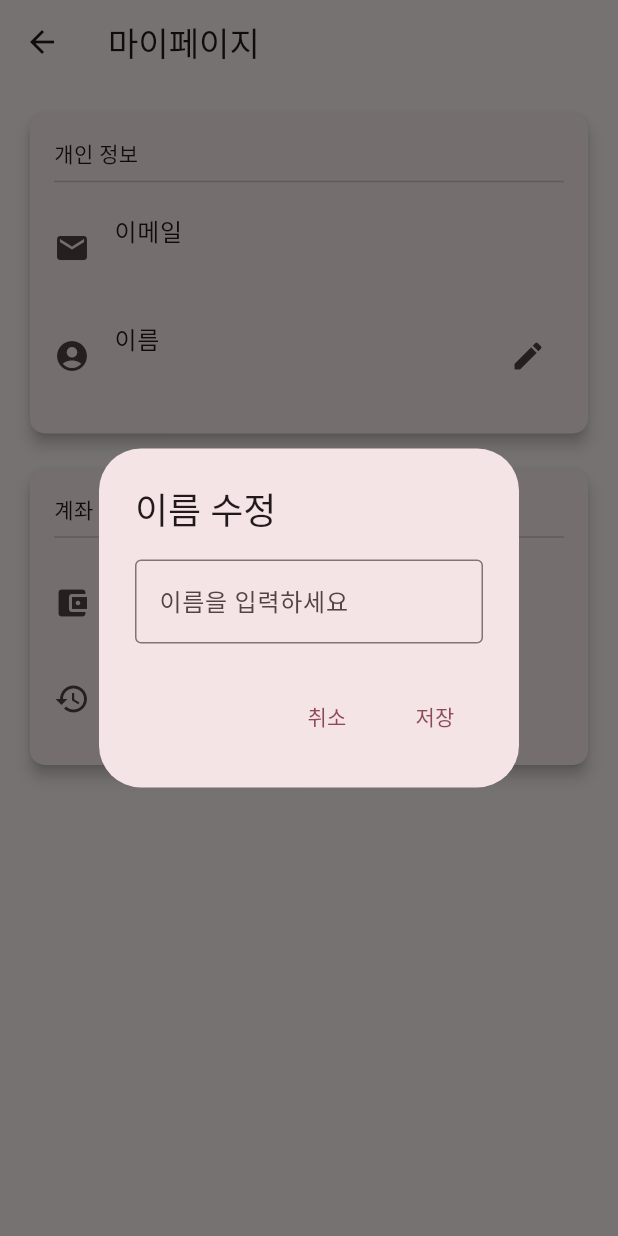
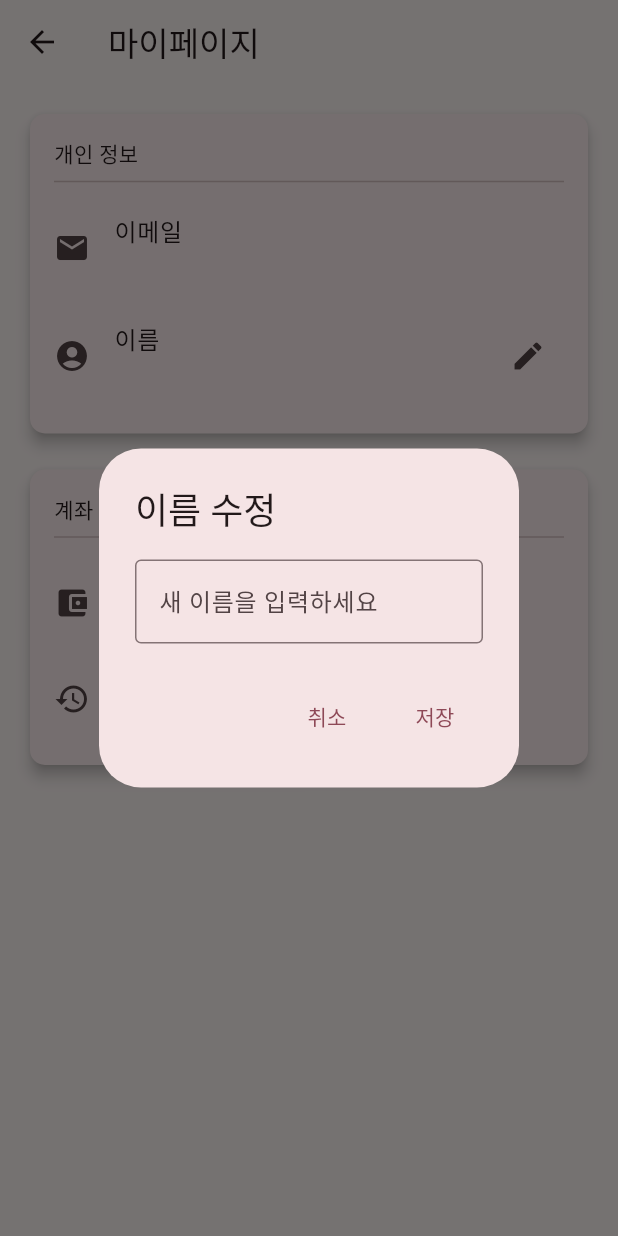
Before and after one commit to E2I-MOTU/MOTU, a Flutter app: the ProfilePage screen opened directly, after a tap on the "edit" icon, on a phone screen of 412 x 824 dp. Run offline on Flutter 3.47's test engine with Material 3 defaults, Android fonts, the light colour scheme and no system bars; our stand-ins replace cloud_firestore, csv, firebase_auth, firebase_core, firebase_storage, syncfusion_flutter_charts; accounts and stored records are empty; network calls fail.

Commit message:
[Chore] 약간의 코드 수정

```diff
--- a/lib/view/login/login.dart
+++ b/lib/view/login/login.dart
@@ -8,9 +8,11 @@ class LoginPage extends StatefulWidget {
 
   @override
   LoginPageState createState() => LoginPageState();
+
 }
 
 class LoginPageState extends State<LoginPage> {
+
   bool _rememberMe = false;
   final TextEditingController _emailController = TextEditingController();
   final TextEditingController _passwordController = TextEditingController();
--- a/lib/view/profile/profile_page.dart
+++ b/lib/view/profile/profile_page.dart
@@ -31,7 +31,7 @@ class _ProfilePageState extends State<ProfilePage> {
             controller: _nameController,
             decoration: const InputDecoration(
               border: OutlineInputBorder(),
-              labelText: '이름을 입력하세요',
+              labelText: '새 이름을 입력하세요',
             ),
           ),
           actions: <Widget>[
@@ -68,6 +68,12 @@ class _ProfilePageState extends State<ProfilePage> {
         builder: (BuildContext context, AsyncSnapshot<UserModel?> snapshot) {
           if (snapshot.connectionState == ConnectionState.waiting) {
             return const Center(child: CircularProgressIndicator());
+          }
+          if (snapshot.hasError) {
+            return const Center(child: Text('오류가 발생했습니다.'));
+          }
+          if (!snapshot.hasData) {
+            return const Center(child: Text('사용자 정보를 찾을 수 없습니다.'));
           }
 
           var userData = snapshot.data!;
```
